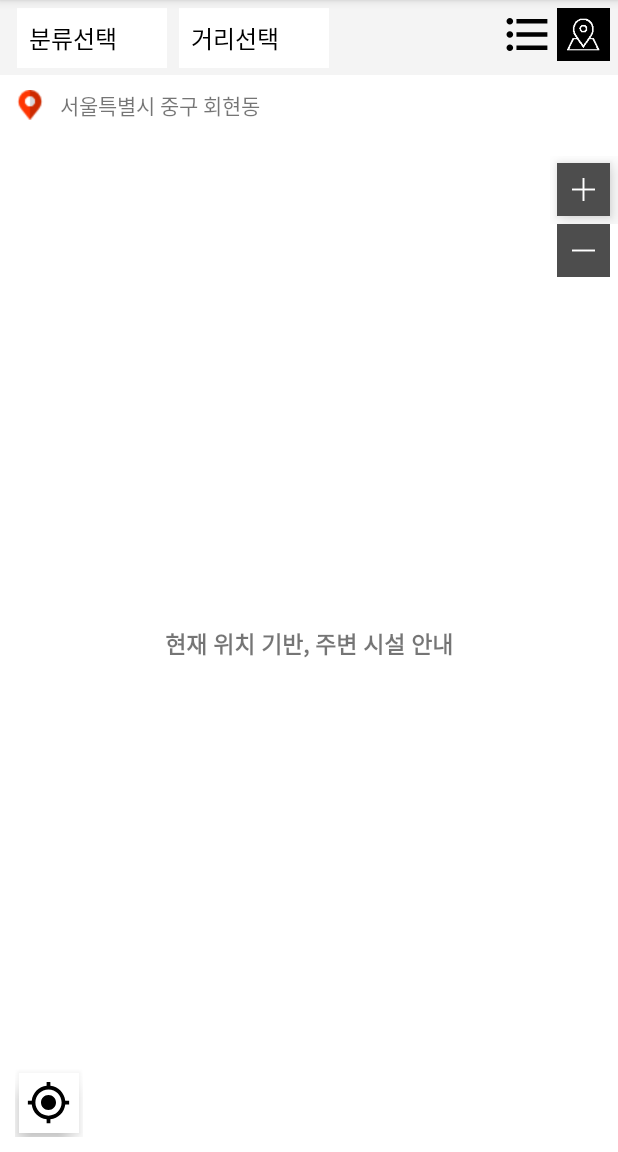
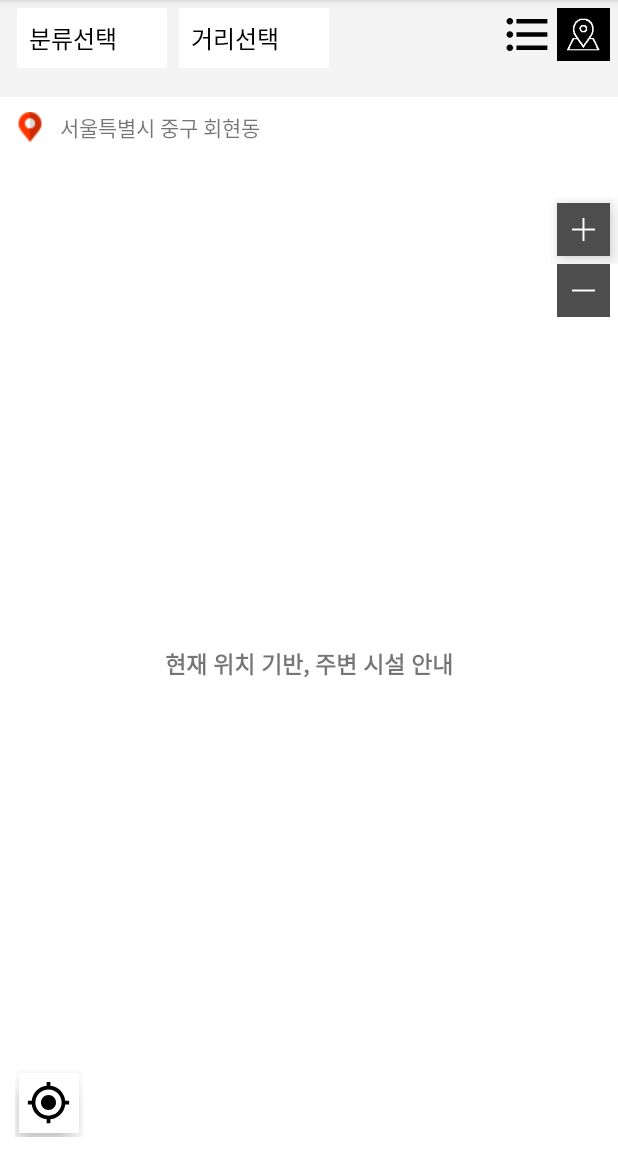
Before and after one commit to sonjangwon/WelcomeSeoullo, an Android app: the GuideInfoActivity screen opened directly, with no data from a screen before it, on a phone screen of 412 x 824 dp, the part 84-1236 px from its top. Run offline under Robolectric (Android 15) with nearby library versions, the phone set to English and light mode, and no system bars; libraries missing offline, so code that uses them is left out: com.skp; Roboto replaces fonts that are not available here; 23 statements that could not run were skipped.

Commit message:
주변안내 UI 수정, 리스트뷰, 맵을 Fragment로 바꿔서 연동. 맵에서 각 배열마다 아이콘 다르게 구현. 리스트뷰 연동.  길안내에서 Tmap과 연동

```diff
--- /dev/null
+++ b/WelcomeSeoullo/app/src/main/java/com/example/jangwon/welcomeseoullo/MapGuideFragment.java
@@ -0,0 +1,86 @@
+package com.example.jangwon.welcomeseoullo;
+
+import android.app.Fragment;
+import android.graphics.Bitmap;
+import android.graphics.BitmapFactory;
+import android.os.Bundle;
+import android.view.LayoutInflater;
+import android.view.View;
+import android.view.ViewGroup;
+import android.widget.RelativeLayout;
+
+import com.skp.Tmap.TMapData;
+import com.skp.Tmap.TMapMarkerItem;
+import com.skp.Tmap.TMapPoint;
+import com.skp.Tmap.TMapView;
+
+public class MapGuideFragment extends Fragment {
+
+    Double[] latitude = new Double[3];
+    Double[] longitude = new Double[3];
+    View view;
+    TMapData tmapdata = new TMapData();
+    TMapView tmapview;
+    public View onCreateView(LayoutInflater inflater, ViewGroup container, Bundle savedInstanceState) {
+        view = inflater.inflate(R.layout.fragment_map_guide, container, false);
+        latitude[0] = Double.valueOf("37.540389");
+        latitude[1]= Double.valueOf("37.538289");
+        latitude[2]= Double.valueOf("37.565102");
+        longitude[0] = Double.valueOf("127.06923600000005");
+        longitude[1]= Double.valueOf("127.12338350000005");
+        longitude[2]= Double.valueOf("127.00776500000006");
+
+        mapView(view);
+        return view;
+
+    }
+
+    //맵 띄우기
+    public void mapView(View view)
+    {
+        //선언
+        tmapview = new TMapView(getActivity());
+        RelativeLayout relativeLayout = (RelativeLayout) view.findViewById(R.id.guideMapView);  //getActivity().findViewByID 아니다 ㅅㅂ
+
+        tmapview.setSKPMapApiKey("500adabd-fcb2-34fd-af42-022c6611b9a7");
+
+        tmapview.setCompassMode(true);
+        tmapview.setIconVisibility(true);
+        tmapview.setZoomLevel(11);
+        tmapview.setMapType(TMapView.MAPTYPE_STANDARD);  //일반지도
+        tmapview.setLanguage(TMapView.LANGUAGE_KOREAN);
+        tmapview.setTrackingMode(true);
+        tmapview.setSightVisible(true);
+        relativeLayout.addView(tmapview);
+        addMarker();
+    }
+
+    //마커 추가하기
+    private void addMarker() {
+        double lat = 37.537145;
+        double lng = 127.08613500000001;
+
+        for(int i=0; i<3; i++) {
+            TMapPoint point = new TMapPoint(lat, lng);
+            TMapMarkerItem marker = new TMapMarkerItem();
+            marker.setTMapPoint(point);
+            tmapview.addMarkerItem("marker", marker);
+        }
+        for(int i=0; i<3; i++) {
+            TMapPoint tpoint = new TMapPoint(latitude[i], longitude[i]);
+            TMapMarkerItem tItem = new TMapMarkerItem();
+            tItem.setTMapPoint(tpoint);
+            tItem.setName("SKT타워");
+            tItem.setVisible(TMapMarkerItem.VISIBLE);
+            Bitmap bitmap = BitmapFactory.decodeResource(getResources(), R.drawable.test);
+            tItem.setIcon(bitmap);
+// 핀모양으로 된 마커를 사용할 경우 마커 중심을 하단 핀 끝으로 설정.
+            tItem.setPosition((float) 0.5, (float) 0.9); // 마커의 중심점을 하단, 중앙으로 설정
+            tmapview.bringMarkerToFront(tItem);
+            tmapview.addMarkerItem(String.valueOf(i), tItem);
+        }
+
+    }
+
+
+}
--- a/WelcomeSeoullo/app/src/main/res/layout/activity_guide_info.xml
+++ b/WelcomeSeoullo/app/src/main/res/layout/activity_guide_info.xml
@@ -1,6 +1,5 @@
 <?xml version="1.0" encoding="utf-8"?>
 <RelativeLayout xmlns:android="http://schemas.android.com/apk/res/android"
-    xmlns:app="http://schemas.android.com/apk/res-auto"
     xmlns:tools="http://schemas.android.com/tools"
     android:layout_width="match_parent"
     android:layout_height="match_parent"
@@ -9,17 +8,18 @@
     <LinearLayout
         android:id="@+id/filter"
         android:layout_width="match_parent"
-        android:layout_height="90dp"
+        android:layout_height="match_parent"
+        android:layout_alignParentLeft="true"
+        android:layout_alignParentStart="true"
+        android:layout_alignParentTop="true"
         android:background="#FFFFFF"
-        android:orientation="vertical"
-        android:layout_alignParentTop="true"
-        android:layout_alignParentLeft="true"
-        android:layout_alignParentStart="true">
+        android:orientation="vertical">
 
         <RelativeLayout
             android:id="@+id/categoryLinearLayout"
             android:layout_width="match_parent"
-            android:layout_height="50dp"
+            android:layout_height="0dp"
+            android:layout_weight="1"
             android:background="#F4F4F4">
 
             <Spinner
@@ -31,20 +31,20 @@
                 android:layout_alignParentTop="true"
                 android:layout_marginLeft="11dp"
                 android:layout_marginTop="5dp"
-                android:background="#FFFFFF"/>
+                android:background="#FFFFFF" />
 
             <Spinner
                 android:id="@+id/distanceSpinner"
                 android:layout_width="100dp"
                 android:layout_height="40dp"
-                android:background="#FFFFFF"
+                android:layout_alignTop="@+id/sortSpinner"
                 android:layout_marginLeft="8dp"
-                android:layout_alignTop="@+id/sortSpinner"
+                android:layout_toEndOf="@+id/sortSpinner"
                 android:layout_toRightOf="@+id/sortSpinner"
-                android:layout_toEndOf="@+id/sortSpinner" />
+                android:background="#FFFFFF" />
 
             <ImageButton
-                android:id="@+id/imageButton"
+                android:id="@+id/mapPointImageButton"
                 android:layout_width="35dp"
                 android:layout_height="35dp"
                 android:layout_alignParentEnd="true"
@@ -55,144 +55,48 @@
                 android:background="@drawable/mappoint" />
 
             <ImageButton
-                android:id="@+id/imageButton2"
+                android:id="@+id/listImageButton"
                 android:layout_width="35dp"
                 android:layout_height="35dp"
                 android:layout_marginRight="2dp"
                 android:layout_marginTop="5dp"
-                android:layout_toLeftOf="@+id/imageButton"
-                android:layout_toStartOf="@+id/imageButton"
+                android:layout_toLeftOf="@+id/mapPointImageButton"
+                android:layout_toStartOf="@+id/mapPointImageButton"
                 android:background="@drawable/ic_format_list_bulleted_black_24dp" />
 
         </RelativeLayout>
 
         <LinearLayout
             android:layout_width="match_parent"
-            android:layout_height="40dp">
+            android:layout_height="0dp"
+            android:layout_weight="0.8">
+
             <ImageView
+                android:layout_width="20dp"
+                android:layout_height="20dp"
                 android:layout_marginLeft="10dp"
                 android:layout_marginTop="10dp"
-                android:layout_width="20dp"
-                android:layout_height="20dp"
-                android:background="@drawable/holder"/>
+                android:background="@drawable/holder" />
+
             <TextView
                 android:layout_width="match_parent"
                 android:layout_height="40dp"
+                android:gravity="center_vertical"
                 android:paddingLeft="10dp"
-                android:gravity="center_vertical"
-                android:text="서울특별시 중구 회현동"/>
+                android:text="서울특별시 중구 회현동" />
         </LinearLayout>
 
+        <fragment
+            android:id="@+id/fagment_mapGuide"
+            android:name="com.example.jangwon.welcomeseoullo.MapGuideFragment"
+            android:layout_width="match_parent"
+            android:layout_height="0dp"
+            android:layout_alignParentTop="true"
+            android:layout_weight="10"
+            tools:layout="@layout/activity_guide_info" />
 
     </LinearLayout>
 
-    <RelativeLayout
-        android:id="@+id/mapview"
-        android:layout_width="match_parent"
-        android:layout_height="match_parent"
-        android:background="#ACACAC"
-        android:layout_below="@+id/filter">
-
-        <TextView
-            android:id="@+id/textView1"
-            android:layout_weight="1"
-            android:gravity="center"
-            android:text="현재 위치 기반, 주변 시설 안내"
-            android:textStyle="bold"
-            android:textSize="15dp"
-            android:layout_width="match_parent"
-            android:layout_height="match_parent" />
 
 
-
-    </RelativeLayout>
-    <FrameLayout
-        android:id="@+id/zoonInFrameLayout"
-        android:layout_width="45dp"
-        android:layout_height="45dp"
-        android:layout_marginTop="14dp"
-        android:layout_below="@+id/filter"
-        android:background="#00FF0000"
-        android:layout_alignParentRight="true"
-        android:layout_alignParentEnd="true">
-
-        <ImageButton
-            android:id="@+id/imageButton3"
-            android:layout_width="35dp"
-            android:layout_height="35dp"
-            android:layout_gravity="center"
-            android:background="#4D4D4D"
-            android:elevation="8dp"
-            android:onClick="btnZoomIn"
-            android:scaleType="fitXY" />
-
-        <ImageButton
-            android:layout_width="15dp"
-            android:layout_height="15dp"
-            android:layout_gravity="center"
-            android:background="@drawable/add"
-            android:elevation="8dp"
-            android:onClick="btnZoomIn"
-            android:scaleType="fitXY" />
-    </FrameLayout>
-
-    <FrameLayout
-        android:id="@+id/zoomOutFrameLayout"
-        android:layout_width="35dp"
-        android:layout_height="35dp"
-        android:layout_marginRight="5dp"
-        android:layout_below="@+id/zoonInFrameLayout"
-        android:layout_alignParentRight="true"
-        android:layout_alignParentEnd="true">
-
-        <ImageButton
-            android:id="@+id/imageButton4"
-            android:layout_width="35dp"
-            android:layout_height="35dp"
-            android:layout_gravity="center"
-            android:background="#4D4D4D"
-            android:elevation="8dp"
-            android:onClick="btnZoomIn"
-            android:scaleType="fitXY" />
-
-        <ImageButton
-            android:layout_width="15dp"
-            android:layout_height="15dp"
-            android:layout_gravity="center"
-            android:background="@drawable/minus"
-            android:elevation="8dp"
-            android:onClick="btnZoomIn"
-            android:scaleType="fitXY" />
-    </FrameLayout>
-
-    <FrameLayout
-        android:id="@+id/gpsFrameLayout"
-        android:layout_width="45dp"
-        android:layout_height="45dp"
-        android:layout_marginLeft="10dp"
-        android:layout_alignParentBottom="true"
-        android:layout_alignParentLeft="true"
-        android:layout_alignParentStart="true"
-        android:layout_marginBottom="10dp">
-
-        <ImageButton
-            android:id="@+id/imageButton5"
-            android:layout_width="40dp"
-            android:layout_height="40dp"
-            android:layout_gravity="center"
-            android:background="#FFFFFF"
-            android:elevation="8dp"
-            android:onClick="btnZoomIn"
-            android:scaleType="fitXY" />
-
-        <ImageButton
-            android:layout_width="30dp"
-            android:layout_height="30dp"
-            android:layout_gravity="center"
-            android:background="@drawable/ic_my_location_black_24dp"
-            android:elevation="8dp"
-            android:onClick="btnNowLocation"
-            android:scaleType="fitXY" />
-
-    </FrameLayout>
 </RelativeLayout>
--- /dev/null
+++ b/WelcomeSeoullo/app/src/main/res/layout/fragment_map_guide.xml
@@ -0,0 +1,119 @@
+<?xml version="1.0" encoding="utf-8"?>
+<RelativeLayout xmlns:android="http://schemas.android.com/apk/res/android"
+    xmlns:app="http://schemas.android.com/apk/res-auto"
+    xmlns:tools="http://schemas.android.com/tools"
+    android:layout_width="match_parent"
+    android:layout_height="match_parent"
+    tools:context="com.example.jangwon.welcomeseoullo.MapGuideFragment">
+
+    <RelativeLayout
+        android:id="@+id/guideMapView"
+        android:layout_width="match_parent"
+        android:layout_height="match_parent"
+        android:background="#ACACAC"
+        android:layout_below="@+id/filter">
+
+        <TextView
+            android:id="@+id/textView1"
+            android:layout_weight="1"
+            android:gravity="center"
+            android:text="현재 위치 기반, 주변 시설 안내"
+            android:textStyle="bold"
+            android:textSize="15dp"
+            android:layout_width="match_parent"
+            android:layout_height="match_parent" />
+
+
+
+    </RelativeLayout>
+    <FrameLayout
+        android:id="@+id/zoonInFrameLayout"
+        android:layout_width="45dp"
+        android:layout_height="45dp"
+        android:layout_marginTop="14dp"
+        android:layout_below="@+id/filter"
+        android:background="#00FF0000"
+        android:layout_alignParentRight="true"
+        android:layout_alignParentEnd="true">
+
+        <ImageButton
+            android:id="@+id/imageButton3"
+            android:layout_width="35dp"
+            android:layout_height="35dp"
+            android:layout_gravity="center"
+            android:background="#4D4D4D"
+            android:elevation="8dp"
+            android:onClick="btnZoomIn"
+            android:scaleType="fitXY" />
+
+        <ImageButton
+            android:layout_width="15dp"
+            android:layout_height="15dp"
+            android:layout_gravity="center"
+            android:background="@drawable/add"
+            android:elevation="8dp"
+            android:onClick="btnZoomIn"
+            android:scaleType="fitXY" />
+    </FrameLayout>
+
+    <FrameLayout
+        android:id="@+id/zoomOutFrameLayout"
+        android:layout_width="35dp"
+        android:layout_height="35dp"
+        android:layout_marginRight="5dp"
+        android:layout_below="@+id/zoonInFrameLayout"
+        android:layout_alignParentRight="true"
+        android:layout_alignParentEnd="true">
+
+        <ImageButton
+            android:id="@+id/imageButton4"
+            android:layout_width="35dp"
+            android:layout_height="35dp"
+            android:layout_gravity="center"
+            android:background="#4D4D4D"
+            android:elevation="8dp"
+            android:onClick="btnZoomIn"
+            android:scaleType="fitXY" />
+
+        <ImageButton
+            android:layout_width="15dp"
+            android:layout_height="15dp"
+            android:layout_gravity="center"
+            android:background="@drawable/minus"
+            android:elevation="8dp"
+            android:onClick="btnZoomIn"
+            android:scaleType="fitXY" />
+    </FrameLayout>
+
+    <FrameLayout
+        android:id="@+id/gpsFrameLayout"
+        android:layout_width="45dp"
+        android:layout_height="45dp"
+        android:layout_marginLeft="10dp"
+        android:layout_alignParentBottom="true"
+        android:layout_alignParentLeft="true"
+        android:layout_alignParentStart="true"
+        android:layout_marginBottom="10dp">
+
+        <ImageButton
+            android:id="@+id/imageButton5"
+            android:layout_width="40dp"
+            android:layout_height="40dp"
+            android:layout_gravity="center"
+            android:background="#FFFFFF"
+            android:elevation="8dp"
+            android:onClick="btnZoomIn"
+            android:scaleType="fitXY" />
+
+        <ImageButton
+            android:layout_width="30dp"
+            android:layout_height="30dp"
+            android:layout_gravity="center"
+            android:background="@drawable/ic_my_location_black_24dp"
+            android:elevation="8dp"
+            android:onClick="btnNowLocation"
+            android:scaleType="fitXY" />
+
+    </FrameLayout>
+
+</RelativeLayout>
--- a/WelcomeSeoullo/app/src/main/res/menu/bottom_navigation_main.xml
+++ b/WelcomeSeoullo/app/src/main/res/menu/bottom_navigation_main.xml
@@ -5,7 +5,7 @@
     <item
         android:id="@+id/action_home"
         android:enabled="true"
-        android:icon="@drawable/ic_home_black_24dp"
+        android:icon="@drawable/ic_reverse_list_bulleted_24dp"
         android:title="홈"
         app:showAsAction="ifRoom" />
     <item
@@ -29,7 +29,7 @@
     <item
         android:id="@+id/action_settings"
         android:enabled="true"
-        android:icon="@drawable/ic_more_horiz_black_24dp"
+        android:icon="@drawable/ic_reverse_list_bulleted_24dp"
         android:title="the보기"
         app:showAsAction="ifRoom" />
 
```
Also changed, not shown: WelcomeSeoullo/app/src/main/AndroidManifest.xml (+8 -10 lines), WelcomeSeoullo/app/src/main/java/com/example/jangwon/welcomeseoullo/CarFragment.java (+5 -2 lines), WelcomeSeoullo/app/src/main/java/com/example/jangwon/welcomeseoullo/GuideInfoActivity.java (+68 -18 lines), WelcomeSeoullo/app/src/main/java/com/example/jangwon/welcomeseoullo/ListGuideFragment.java (added, +47 -0 lines), WelcomeSeoullo/app/src/main/res/drawable/ic_reverse_list_bulleted_24dp.xml (added, +9 -0 lines), WelcomeSeoullo/app/src/main/res/layout/activity_main.xml (+8 -8 lines), WelcomeSeoullo/app/src/main/res/layout/activity_path_info.xml (+33 -25 lines), WelcomeSeoullo/app/src/main/res/layout/fragment_list_guide.xml (added, +13 -0 lines), WelcomeSeoullo/app/src/main/res/drawable/list.png (added), WelcomeSeoullo/app/src/main/res/drawable/reversemappoint.png (added), WelcomeSeoullo/app/src/main/res/drawable/test.png (added).
